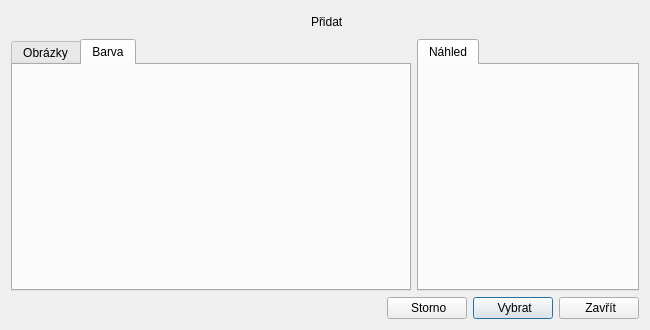
This is src/gui/backgrounddialog.ui in CZDanol/StrawLumen as Qt 5 draws it before an edit. The edited form follows.
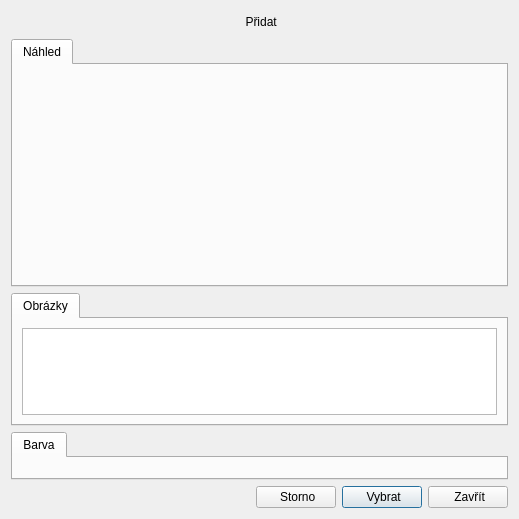
This is the edited form. The open tabs and pages were chosen to show the change. Icons and pictures are not drawn. Custom widgets are drawn as their Qt base class.

Commit message: Custom presentation style & background

Patch:
```diff
--- a/src/gui/backgrounddialog.ui
+++ b/src/gui/backgrounddialog.ui
@@ -9,8 +9,8 @@
    <rect>
     <x>0</x>
     <y>0</y>
-    <width>650</width>
-    <height>330</height>
+    <width>519</width>
+    <height>519</height>
    </rect>
   </property>
   <property name="acceptDrops">
@@ -60,7 +60,39 @@
     </widget>
    </item>
    <item>
-    <layout class="QHBoxLayout" name="horizontalLayout_2">
+    <widget class="QTabWidget" name="twPreview">
+     <property name="sizePolicy">
+      <sizepolicy hsizetype="Expanding" vsizetype="Expanding">
+       <horstretch>1</horstretch>
+       <verstretch>0</verstretch>
+      </sizepolicy>
+     </property>
+     <property name="currentIndex">
+      <number>0</number>
+     </property>
+     <widget class="QWidget" name="tab_2">
+      <attribute name="icon">
+       <iconset resource="../../res/resources.qrc">
+        <normaloff>:/icons/16/Eye_16px.png</normaloff>:/icons/16/Eye_16px.png</iconset>
+      </attribute>
+      <attribute name="title">
+       <string>Náhled</string>
+      </attribute>
+      <layout class="QVBoxLayout" name="verticalLayout_3">
+       <item>
+        <widget class="PresentationBackgroundPreviewWidget" name="wgtPreview" native="true">
+         <property name="minimumSize">
+          <size>
+           <width>200</width>
+           <height>200</height>
+          </size>
+         </property>
+        </widget>
+       </item>
+      </layout>
+     </widget>
+    </widget>
+   </item>
      <item>
       <widget class="QTabWidget" name="twGallery">
        <property name="sizePolicy">
@@ -120,7 +152,20 @@
          </item>
         </layout>
        </widget>
-       <widget class="QWidget" name="tabFillColor">
+    </widget>
+   </item>
+   <item>
+    <widget class="QTabWidget" name="twColor">
+     <property name="sizePolicy">
+      <sizepolicy hsizetype="Expanding" vsizetype="Expanding">
+       <horstretch>1</horstretch>
+       <verstretch>0</verstretch>
+      </sizepolicy>
+     </property>
+     <property name="currentIndex">
+      <number>0</number>
+     </property>
+     <widget class="QWidget" name="tab_3">
         <attribute name="icon">
          <iconset resource="../../res/resources.qrc">
           <normaloff>:/icons/16/Fill Color_16px.png</normaloff>:/icons/16/Fill Color_16px.png</iconset>
@@ -128,62 +173,13 @@
         <attribute name="title">
          <string>Barva</string>
         </attribute>
-        <layout class="QVBoxLayout" name="verticalLayout_4">
+      <layout class="QVBoxLayout" name="verticalLayout_5">
          <item>
           <widget class="ColorSelectionWidget" name="wgtColor" native="true"/>
          </item>
-         <item>
-          <spacer name="verticalSpacer">
-           <property name="orientation">
-            <enum>Qt::Vertical</enum>
-           </property>
-           <property name="sizeHint" stdset="0">
-            <size>
-             <width>20</width>
-             <height>40</height>
-            </size>
-           </property>
-          </spacer>
-         </item>
         </layout>
        </widget>
       </widget>
-     </item>
-     <item>
-      <widget class="QTabWidget" name="twPreview">
-       <property name="sizePolicy">
-        <sizepolicy hsizetype="Expanding" vsizetype="Expanding">
-         <horstretch>1</horstretch>
-         <verstretch>0</verstretch>
-        </sizepolicy>
-       </property>
-       <property name="currentIndex">
-        <number>0</number>
-       </property>
-       <widget class="QWidget" name="tab_2">
-        <attribute name="icon">
-         <iconset resource="../../res/resources.qrc">
-          <normaloff>:/icons/16/Eye_16px.png</normaloff>:/icons/16/Eye_16px.png</iconset>
-        </attribute>
-        <attribute name="title">
-         <string>Náhled</string>
-        </attribute>
-        <layout class="QVBoxLayout" name="verticalLayout_3">
-         <item>
-          <widget class="PresentationBackgroundPreviewWidget" name="wgtPreview" native="true">
-           <property name="minimumSize">
-            <size>
-             <width>200</width>
-             <height>200</height>
-            </size>
-           </property>
-          </widget>
-         </item>
-        </layout>
-       </widget>
-      </widget>
-     </item>
-    </layout>
    </item>
    <item>
     <layout class="QHBoxLayout" name="horizontalLayout">
```
Lines whose indentation alone changed are shown as unchanged. The commit also changes 32 other files.
